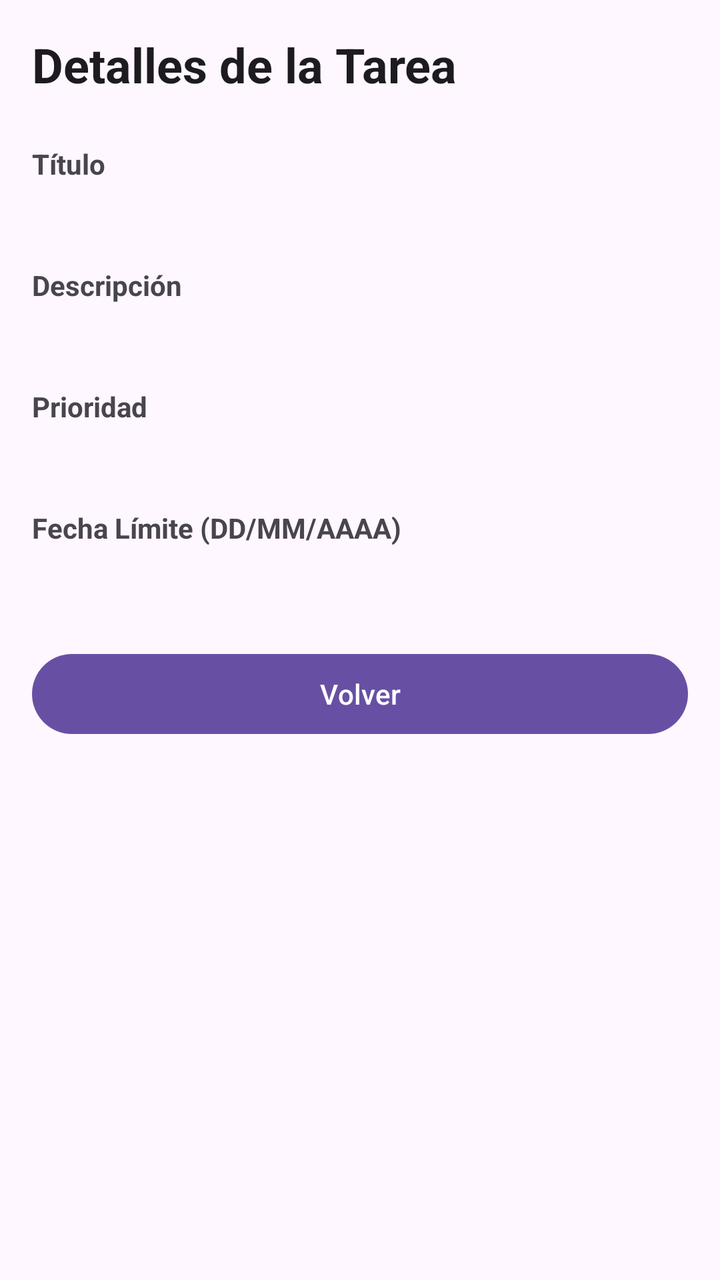
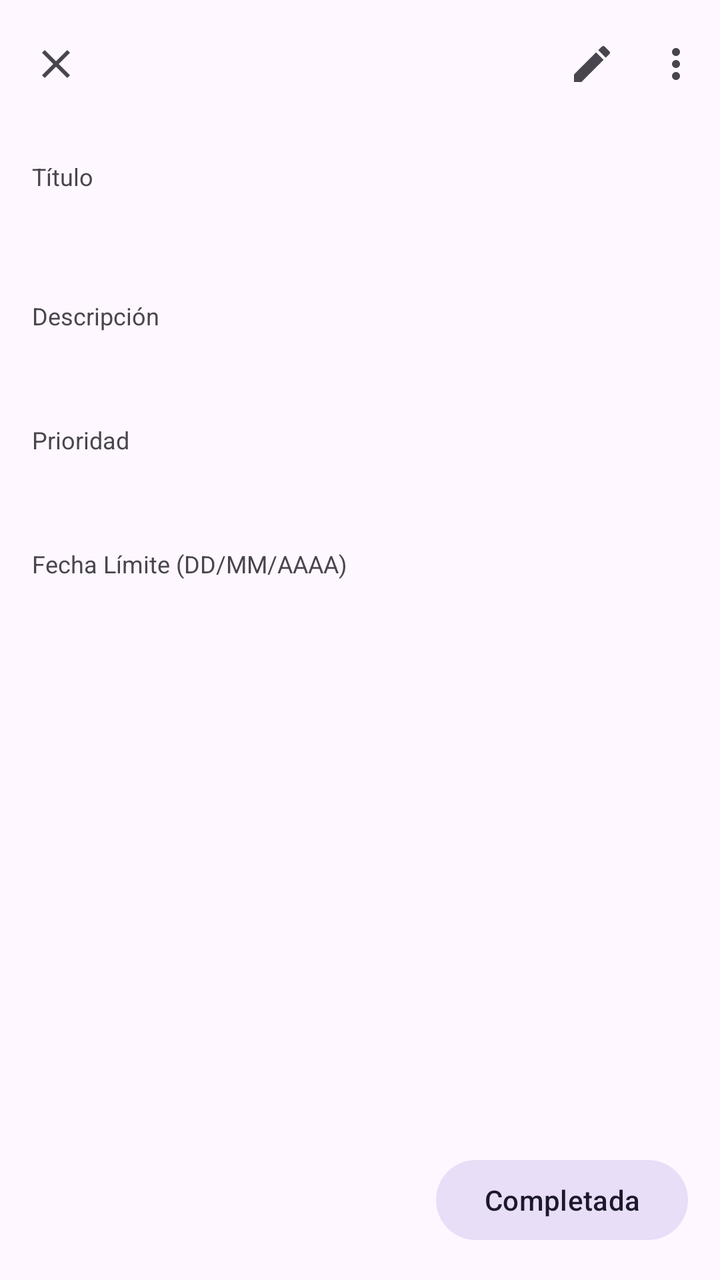

The first picture is an Android layout as it rendered before a commit; the second is the same layout after the commit. The layout source and the unified diff follow.
<!-- AndroidManifest.xml: application theme Theme.DASPROYECTO -->
<!-- res/layout/activity_view_tarea.xml -->
<?xml version="1.0" encoding="utf-8"?>
<ScrollView xmlns:android="http://schemas.android.com/apk/res/android"
    android:layout_width="match_parent"
    android:layout_height="match_parent"
    android:padding="16dp">

    <LinearLayout
        android:layout_width="match_parent"
        android:layout_height="wrap_content"
        android:orientation="vertical">

        <TextView
            android:layout_width="match_parent"
            android:layout_height="wrap_content"
            android:layout_marginBottom="24dp"
            android:text="Detalles de la Tarea"
            android:textColor="?android:attr/textColorPrimary"
            android:textSize="24sp"
            android:textStyle="bold" />

        <TextView
            android:layout_width="match_parent"
            android:layout_height="wrap_content"
            android:text="@string/hint_titulo"
            android:layout_marginBottom="4dp"
            android:textStyle="bold" />

        <TextView
            android:id="@+id/tvTitulo"
            android:layout_width="match_parent"
            android:layout_height="wrap_content"
            android:layout_marginBottom="16dp"
            android:textSize="16sp"
            android:textColor="?android:attr/textColorPrimary" />

        <TextView
            android:layout_width="match_parent"
            android:layout_height="wrap_content"
            android:text="@string/hint_descripcion"
            android:layout_marginBottom="4dp"
            android:textStyle="bold" />

        <TextView
            android:id="@+id/tvDescripcion"
            android:layout_width="match_parent"
            android:layout_height="wrap_content"
            android:layout_marginBottom="16dp"
            android:textSize="16sp"
            android:textColor="?android:attr/textColorPrimary" />

        <TextView
            android:layout_width="match_parent"
            android:layout_height="wrap_content"
            android:text="@string/label_prioridad"
            android:layout_marginBottom="4dp"
            android:textStyle="bold" />

        <TextView
            android:id="@+id/tvPrioridad"
            android:layout_width="match_parent"
            android:layout_height="wrap_content"
            android:layout_marginBottom="16dp"
            android:textSize="16sp"
            android:textColor="?android:attr/textColorPrimary" />

        <TextView
            android:layout_width="match_parent"
            android:layout_height="wrap_content"
            android:text="@string/hint_fecha"
            android:layout_marginBottom="4dp"
            android:textStyle="bold" />

        <TextView
            android:id="@+id/tvFecha"
            android:layout_width="match_parent"
            android:layout_height="wrap_content"
            android:layout_marginBottom="24dp"
            android:textSize="16sp"
            android:textColor="?android:attr/textColorPrimary" />

        <Button
            android:id="@+id/btnVolver"
            android:layout_width="match_parent"
            android:layout_height="wrap_content"
            android:text="Volver" />

    </LinearLayout>
</ScrollView>
<!-- resources referenced by this layout -->
<resources>
  <string name="hint_descripcion">Descripción</string>
  <string name="hint_fecha">Fecha Límite (DD/MM/AAAA)</string>
  <string name="hint_titulo">Título</string>
  <string name="label_prioridad">Prioridad</string>
  <style name="Theme.DASPROYECTO" parent="Base.Theme.DASPROYECTO" />
  <style name="Base.Theme.DASPROYECTO" parent="Theme.Material3.DayNight.NoActionBar">
          
          
      </style>
</resources>

<!-- the commit's change to res/layout/activity_view_tarea.xml (unified diff, before → after) -->
@@ -1,88 +1,114 @@
 <?xml version="1.0" encoding="utf-8"?>
-<ScrollView xmlns:android="http://schemas.android.com/apk/res/android"
+<LinearLayout xmlns:android="http://schemas.android.com/apk/res/android"
+    xmlns:app="http://schemas.android.com/apk/res-auto"
     android:layout_width="match_parent"
     android:layout_height="match_parent"
-    android:padding="16dp">
+    android:fitsSystemWindows="true"
+    android:orientation="vertical">
 
-    <LinearLayout
+    
+    <androidx.appcompat.widget.Toolbar
+        android:id="@+id/toolbar"
+        android:layout_width="match_parent"
+        android:layout_height="?attr/actionBarSize"
+        android:background="?attr/colorSurface"
+        android:elevation="0dp"
+        app:navigationIcon="@drawable/ic_close"
+        app:menu="@menu/menu_view_tarea" />
+
+    <ScrollView
+        android:layout_width="match_parent"
+        android:layout_height="0dp"
+        android:layout_weight="1"
+        android:padding="16dp">
+
+        <LinearLayout
+            android:layout_width="match_parent"
+            android:layout_height="wrap_content"
+            android:orientation="vertical">
+
+            <TextView
+                android:layout_width="match_parent"
+                android:layout_height="wrap_content"
+                android:layout_marginBottom="4dp"
+                android:text="@string/hint_titulo"
+                android:textSize="12sp"
+                android:textColor="?android:attr/textColorSecondary" />
+
+            <TextView
+                android:id="@+id/tvTitulo"
+                android:layout_width="match_parent"
+                android:layout_height="wrap_content"
+                android:layout_marginBottom="20dp"
+                android:textSize="22sp"
+                android:textStyle="bold"
+                android:textColor="?android:attr/textColorPrimary" />
+
+            <TextView
+                android:layout_width="match_parent"
+                android:layout_height="wrap_content"
+                android:text="@string/hint_descripcion"
+                android:layout_marginBottom="4dp"
+                android:textSize="12sp"
+                android:textColor="?android:attr/textColorSecondary" />
+
+            <TextView
+                android:id="@+id/tvDescripcion"
+                android:layout_width="match_parent"
+                android:layout_height="wrap_content"
+                android:layout_marginBottom="20dp"
+                android:textSize="16sp"
+                android:textColor="?android:attr/textColorPrimary" />
+
+            <TextView
+                android:layout_width="match_parent"
+                android:layout_height="wrap_content"
+                android:text="@string/label_prioridad"
+                android:layout_marginBottom="4dp"
+                android:textSize="12sp"
+                android:textColor="?android:attr/textColorSecondary" />
+
+            <TextView
+                android:id="@+id/tvPrioridad"
+                android:layout_width="match_parent"
+                android:layout_height="wrap_content"
+                android:layout_marginBottom="20dp"
+                android:textSize="16sp"
+                android:textColor="?android:attr/textColorPrimary" />
+
+            <TextView
+                android:layout_width="match_parent"
+                android:layout_height="wrap_content"
+                android:text="@string/hint_fecha"
+                android:layout_marginBottom="4dp"
+                android:textSize="12sp"
+                android:textColor="?android:attr/textColorSecondary" />
+
+            <TextView
+                android:id="@+id/tvFecha"
+                android:layout_width="match_parent"
+                android:layout_height="wrap_content"
+                android:layout_marginBottom="24dp"
+                android:textSize="16sp"
+                android:textColor="?android:attr/textColorPrimary" />
+
+        </LinearLayout>
+    </ScrollView>
+
+    
+    <FrameLayout
         android:layout_width="match_parent"
         android:layout_height="wrap_content"
-        android:orientation="vertical">
-
-        <TextView
-            android:layout_width="match_parent"
-            android:layout_height="wrap_content"
-            android:layout_marginBottom="24dp"
-            android:text="Detalles de la Tarea"
-            android:textColor="?android:attr/textColorPrimary"
-            android:textSize="24sp"
-            android:textStyle="bold" />
-
-        <TextView
-            android:layout_width="match_parent"
-            android:layout_height="wrap_content"
-            android:text="@string/hint_titulo"
-            android:layout_marginBottom="4dp"
-            android:textStyle="bold" />
-
-        <TextView
-            android:id="@+id/tvTitulo"
-            android:layout_width="match_parent"
-            android:layout_height="wrap_content"
-            android:layout_marginBottom="16dp"
-            android:textSize="16sp"
-            android:textColor="?android:attr/textColorPrimary" />
-
-        <TextView
-            android:layout_width="match_parent"
-            android:layout_height="wrap_content"
-            android:text="@string/hint_descripcion"
-            android:layout_marginBottom="4dp"
-            android:textStyle="bold" />
-
-        <TextView
-            android:id="@+id/tvDescripcion"
-            android:layout_width="match_parent"
-            android:layout_height="wrap_content"
-            android:layout_marginBottom="16dp"
-            android:textSize="16sp"
-            android:textColor="?android:attr/textColorPrimary" />
-
-        <TextView
-            android:layout_width="match_parent"
-            android:layout_height="wrap_content"
-            android:text="@string/label_prioridad"
-            android:layout_marginBottom="4dp"
-            android:textStyle="bold" />
-
-        <TextView
-            android:id="@+id/tvPrioridad"
-            android:layout_width="match_parent"
-            android:layout_height="wrap_content"
-            android:layout_marginBottom="16dp"
-            android:textSize="16sp"
-            android:textColor="?android:attr/textColorPrimary" />
-
-        <TextView
-            android:layout_width="match_parent"
-            android:layout_height="wrap_content"
-            android:text="@string/hint_fecha"
-            android:layout_marginBottom="4dp"
-            android:textStyle="bold" />
-
-        <TextView
-            android:id="@+id/tvFecha"
-            android:layout_width="match_parent"
-            android:layout_height="wrap_content"
-            android:layout_marginBottom="24dp"
-            android:textSize="16sp"
-            android:textColor="?android:attr/textColorPrimary" />
+        android:padding="16dp">
 
         <Button
-            android:id="@+id/btnVolver"
-            android:layout_width="match_parent"
+            android:id="@+id/btnCompletar"
+            android:layout_width="wrap_content"
             android:layout_height="wrap_content"
-            android:text="Volver" />
+            android:layout_gravity="end"
+            android:text="@string/btn_completada"
+            style="@style/Widget.Material3.Button.TonalButton" />
 
-    </LinearLayout>
-</ScrollView>
+    </FrameLayout>
+
+</LinearLayout>
<!-- resource entries referenced after the edit -->
@@ -1,5 +1,17 @@
 <!-- resources referenced by this layout -->
 <resources>
+  <!-- drawable ic_close (drawable) -->
+  <vector xmlns:android="http://schemas.android.com/apk/res/android"
+      android:width="24dp"
+      android:height="24dp"
+      android:viewportWidth="24"
+      android:viewportHeight="24"
+      android:tint="?attr/colorControlNormal">
+      <path
+          android:fillColor="@android:color/white"
+          android:pathData="M19,6.41L17.59,5 12,10.59 6.41,5 5,6.41 10.59,12 5,17.59 6.41,19 12,13.41 17.59,19 19,17.59 13.41,12z"/>
+  </vector>
+  <string name="btn_completada">Completada</string>
   <string name="hint_descripcion">Descripción</string>
   <string name="hint_fecha">Fecha Límite (DD/MM/AAAA)</string>
   <string name="hint_titulo">Título</string>
